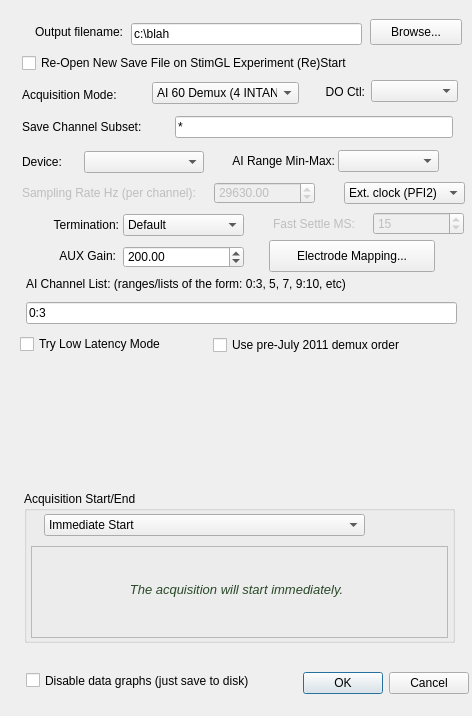
The window that ConfigureDialog.ui (acorver/SpikeGL) describes before a commit, drawn with Qt 5.
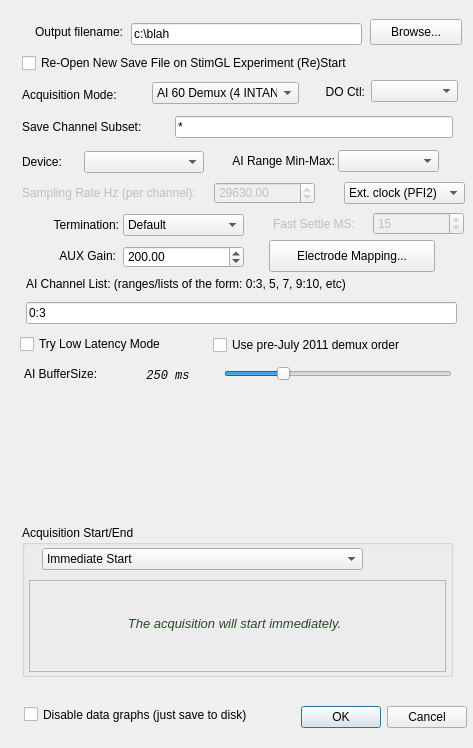
The same window after the commit. Icons and pictures are not drawn.

Commit message: setup ai buffer size slider

```diff
--- a/ConfigureDialog.ui
+++ b/ConfigureDialog.ui
@@ -9,8 +9,8 @@
    <rect>
     <x>0</x>
     <y>0</y>
-    <width>472</width>
-    <height>716</height>
+    <width>473</width>
+    <height>748</height>
    </rect>
   </property>
   <property name="windowTitle">
@@ -29,8 +29,8 @@
   <widget class="QDialogButtonBox" name="buttonBox">
    <property name="geometry">
     <rect>
-     <x>296</x>
-     <y>667</y>
+     <x>294</x>
+     <y>701</y>
      <width>173</width>
      <height>32</height>
     </rect>
@@ -247,8 +247,8 @@
   <widget class="QCheckBox" name="disableGraphsChk">
    <property name="geometry">
     <rect>
-     <x>26</x>
-     <y>670</y>
+     <x>24</x>
+     <y>704</y>
      <width>273</width>
      <height>21</height>
     </rect>
@@ -263,8 +263,8 @@
   <widget class="QGroupBox" name="acqStartEndGB">
    <property name="geometry">
     <rect>
-     <x>24</x>
-     <y>491</y>
+     <x>22</x>
+     <y>525</y>
      <width>431</width>
      <height>152</height>
     </rect>
@@ -644,8 +644,8 @@
   <widget class="QWidget" name="aoPassthruWidget" native="true">
    <property name="geometry">
     <rect>
-     <x>24</x>
-     <y>361</y>
+     <x>22</x>
+     <y>395</y>
      <width>431</width>
      <height>121</height>
     </rect>
@@ -732,6 +732,63 @@
     <string>Use pre-July 2011 demux order</string>
    </property>
   </widget>
+  <widget class="QSlider" name="bufferSizeSlider">
+   <property name="geometry">
+    <rect>
+     <x>224</x>
+     <y>363</y>
+     <width>228</width>
+     <height>22</height>
+    </rect>
+   </property>
+   <property name="minimum">
+    <number>1</number>
+   </property>
+   <property name="maximum">
+    <number>100</number>
+   </property>
+   <property name="value">
+    <number>25</number>
+   </property>
+   <property name="orientation">
+    <enum>Qt::Horizontal</enum>
+   </property>
+  </widget>
+  <widget class="QLabel" name="aiBufferSizeLbl">
+   <property name="geometry">
+    <rect>
+     <x>24</x>
+     <y>366</y>
+     <width>97</width>
+     <height>16</height>
+    </rect>
+   </property>
+   <property name="text">
+    <string>AI BufferSize:</string>
+   </property>
+  </widget>
+  <widget class="QLabel" name="aiBufSzLbl">
+   <property name="geometry">
+    <rect>
+     <x>119</x>
+     <y>366</y>
+     <width>98</width>
+     <height>20</height>
+    </rect>
+   </property>
+   <property name="font">
+    <font>
+     <family>Lucida Console</family>
+     <italic>true</italic>
+    </font>
+   </property>
+   <property name="text">
+    <string>250 ms</string>
+   </property>
+   <property name="alignment">
+    <set>Qt::AlignCenter</set>
+   </property>
+  </widget>
  </widget>
  <resources/>
  <connections>
```
Left out of the diff: 2 changed lines with no effect on the pictures. The commit also changes 4 other files.
